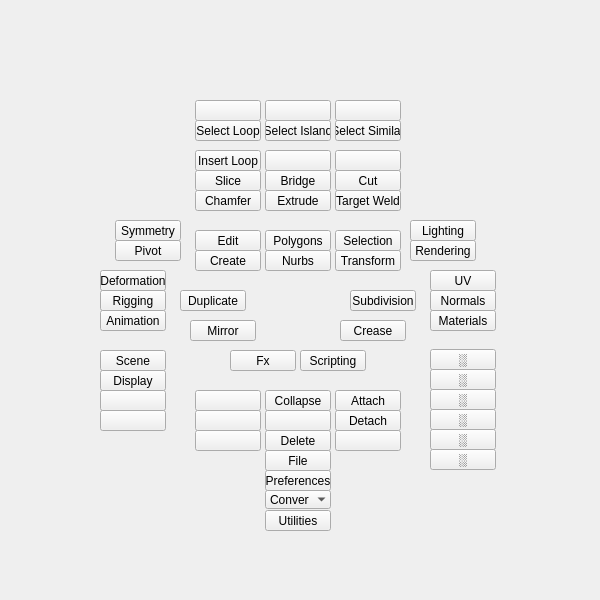
This is ui/main.ui in m3trik/Scripts_portable as Qt 5 draws it before an edit. The edited form follows.
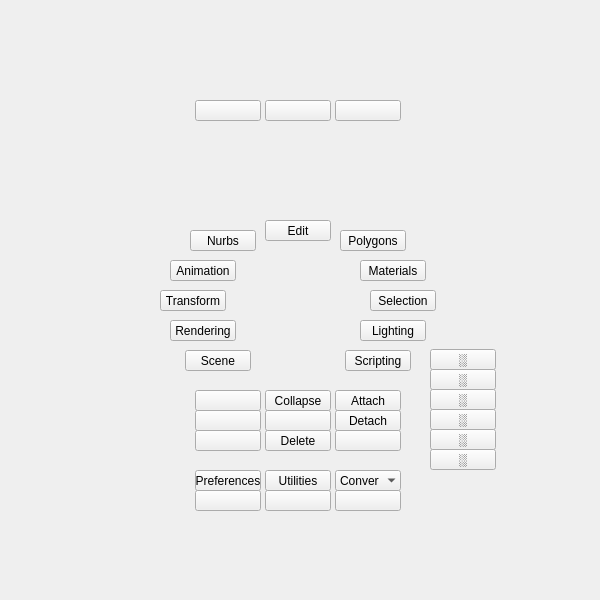
This is the edited form. Custom widgets are drawn as their Qt base class.

What changed in the file:
```diff
--- a/ui/main.ui
+++ b/ui/main.ui
@@ -59,118 +59,6 @@
      <verstretch>0</verstretch>
     </sizepolicy>
    </property>
-   <widget class="QPushButton" name="i007">
-    <property name="geometry">
-     <rect>
-      <x>195</x>
-      <y>230</y>
-      <width>66</width>
-      <height>21</height>
-     </rect>
-    </property>
-    <property name="minimumSize">
-     <size>
-      <width>0</width>
-      <height>21</height>
-     </size>
-    </property>
-    <property name="maximumSize">
-     <size>
-      <width>16777215</width>
-      <height>21</height>
-     </size>
-    </property>
-    <property name="whatsThis">
-     <string>edit</string>
-    </property>
-    <property name="text">
-     <string>Edit</string>
-    </property>
-   </widget>
-   <widget class="QPushButton" name="i010">
-    <property name="geometry">
-     <rect>
-      <x>265</x>
-      <y>230</y>
-      <width>66</width>
-      <height>21</height>
-     </rect>
-    </property>
-    <property name="minimumSize">
-     <size>
-      <width>0</width>
-      <height>21</height>
-     </size>
-    </property>
-    <property name="maximumSize">
-     <size>
-      <width>16777215</width>
-      <height>21</height>
-     </size>
-    </property>
-    <property name="whatsThis">
-     <string>polygons</string>
-    </property>
-    <property name="text">
-     <string>Polygons</string>
-    </property>
-   </widget>
-   <widget class="QPushButton" name="i008">
-    <property name="geometry">
-     <rect>
-      <x>335</x>
-      <y>250</y>
-      <width>66</width>
-      <height>21</height>
-     </rect>
-    </property>
-    <property name="minimumSize">
-     <size>
-      <width>0</width>
-      <height>21</height>
-     </size>
-    </property>
-    <property name="maximumSize">
-     <size>
-      <width>16777215</width>
-      <height>21</height>
-     </size>
-    </property>
-    <property name="whatsThis">
-     <string>transform</string>
-    </property>
-    <property name="text">
-     <string>Transform</string>
-    </property>
-   </widget>
-   <widget class="QPushButton" name="i009">
-    <property name="geometry">
-     <rect>
-      <x>335</x>
-      <y>230</y>
-      <width>66</width>
-      <height>21</height>
-     </rect>
-    </property>
-    <property name="minimumSize">
-     <size>
-      <width>0</width>
-      <height>21</height>
-     </size>
-    </property>
-    <property name="maximumSize">
-     <size>
-      <width>16777215</width>
-      <height>21</height>
-     </size>
-    </property>
-    <property name="whatsThis">
-     <string>selection</string>
-    </property>
-    <property name="text">
-     <string>Selection</string>
-    </property>
-   </widget>
    <widget class="QWidget" name="r001" native="true">
     <property name="geometry">
      <rect>
@@ -442,90 +330,6 @@
       <height>141</height>
      </rect>
     </property>
-    <widget class="QPushButton" name="v022">
-     <property name="geometry">
-      <rect>
-       <x>140</x>
-       <y>120</y>
-       <width>66</width>
-       <height>21</height>
-      </rect>
-     </property>
-     <property name="minimumSize">
-      <size>
-       <width>0</width>
-       <height>21</height>
-      </size>
-     </property>
-     <property name="maximumSize">
-      <size>
-       <width>16777215</width>
-       <height>21</height>
-      </size>
-     </property>
-     <property name="toolTip">
-      <string/>
-     </property>
-     <property name="text">
-      <string>Select Similar</string>
-     </property>
-    </widget>
-    <widget class="QPushButton" name="v023">
-     <property name="geometry">
-      <rect>
-       <x>70</x>
-       <y>120</y>
-       <width>66</width>
-       <height>21</height>
-      </rect>
-     </property>
-     <property name="minimumSize">
-      <size>
-       <width>0</width>
-       <height>21</height>
-      </size>
-     </property>
-     <property name="maximumSize">
-      <size>
-       <width>16777215</width>
-       <height>21</height>
-      </size>
-     </property>
-     <property name="toolTip">
-      <string/>
-     </property>
-     <property name="text">
-      <string>Select Island</string>
-     </property>
-    </widget>
-    <widget class="QPushButton" name="v007">
-     <property name="geometry">
-      <rect>
-       <x>0</x>
-       <y>120</y>
-       <width>66</width>
-       <height>21</height>
-      </rect>
-     </property>
-     <property name="minimumSize">
-      <size>
-       <width>0</width>
-       <height>21</height>
-      </size>
-     </property>
-     <property name="maximumSize">
-      <size>
-       <width>16777215</width>
-       <height>21</height>
-      </size>
-     </property>
-     <property name="toolTip">
-      <string/>
-     </property>
-     <property name="text">
-      <string>Select Loop</string>
-     </property>
-    </widget>
     <widget class="QPushButton" name="v030">
      <property name="geometry">
       <rect>
@@ -615,70 +419,11 @@
     <property name="geometry">
      <rect>
       <x>0</x>
-      <y>0</y>
+      <y>30</y>
       <width>196</width>
-      <height>261</height>
+      <height>231</height>
      </rect>
     </property>
-    <widget class="QPushButton" name="i029">
-     <property name="geometry">
-      <rect>
-       <x>115</x>
-       <y>240</y>
-       <width>66</width>
-       <height>21</height>
-      </rect>
-     </property>
-     <property name="minimumSize">
-      <size>
-       <width>0</width>
-       <height>21</height>
-      </size>
-     </property>
-     <property name="maximumSize">
-      <size>
-       <width>16777215</width>
-       <height>21</height>
-      </size>
-     </property>
-     <property name="toolTip">
-      <string/>
-     </property>
-     <property name="whatsThis">
-      <string>pivot</string>
-     </property>
-     <property name="text">
-      <string>Pivot</string>
-     </property>
-    </widget>
-    <widget class="QPushButton" name="i021">
-     <property name="geometry">
-      <rect>
-       <x>115</x>
-       <y>220</y>
-       <width>66</width>
-       <height>21</height>
-      </rect>
-     </property>
-     <property name="minimumSize">
-      <size>
-       <width>0</width>
-       <height>21</height>
-      </size>
-     </property>
-     <property name="maximumSize">
-      <size>
-       <width>16777215</width>
-       <height>21</height>
-      </size>
-     </property>
-     <property name="whatsThis">
-      <string>symmetry</string>
-     </property>
-     <property name="text">
-      <string>Symmetry</string>
-     </property>
-    </widget>
    </widget>
    <widget class="QWidget" name="r006" native="true">
     <property name="geometry">
@@ -689,115 +434,6 @@
       <height>241</height>
      </rect>
     </property>
-    <widget class="QPushButton" name="v021">
-     <property name="geometry">
-      <rect>
-       <x>100</x>
-       <y>60</y>
-       <width>66</width>
-       <height>21</height>
-      </rect>
-     </property>
-     <property name="minimumSize">
-      <size>
-       <width>0</width>
-       <height>21</height>
-      </size>
-     </property>
-     <property name="maximumSize">
-      <size>
-       <width>16777215</width>
-       <height>21</height>
-      </size>
-     </property>
-     <property name="toolTip">
-      <string/>
-     </property>
-    </widget>
-    <widget class="QPushButton" name="v013">
-     <property name="geometry">
-      <rect>
-       <x>100</x>
-       <y>40</y>
-       <width>66</width>
-       <height>21</height>
-      </rect>
-     </property>
-     <property name="minimumSize">
-      <size>
-       <width>0</width>
-       <height>21</height>
-      </size>
-     </property>
-     <property name="maximumSize">
-      <size>
-       <width>16777215</width>
-       <height>21</height>
-      </size>
-     </property>
-     <property name="toolTip">
-      <string/>
-     </property>
-     <property name="text">
-      <string/>
-     </property>
-    </widget>
-    <widget class="QPushButton" name="i003">
-     <property name="geometry">
-      <rect>
-       <x>100</x>
-       <y>0</y>
-       <width>66</width>
-       <height>21</height>
-      </rect>
-     </property>
-     <property name="minimumSize">
-      <size>
-       <width>0</width>
-       <height>21</height>
-      </size>
-     </property>
-     <property name="maximumSize">
-      <size>
-       <width>16777215</width>
-       <height>21</height>
-      </size>
-     </property>
-     <property name="whatsThis">
-      <string>scene</string>
-     </property>
-     <property name="text">
-      <string>Scene</string>
-     </property>
-    </widget>
-    <widget class="QPushButton" name="i032">
-     <property name="geometry">
-      <rect>
-       <x>100</x>
-       <y>20</y>
-       <width>66</width>
-       <height>21</height>
-      </rect>
-     </property>
-     <property name="minimumSize">
-      <size>
-       <width>0</width>
-       <height>21</height>
-      </size>
-     </property>
-     <property name="maximumSize">
-      <size>
-       <width>16777215</width>
-       <height>21</height>
-      </size>
-     </property>
-     <property name="whatsThis">
-      <string>display</string>
-     </property>
-     <property name="text">
-      <string>Display</string>
-     </property>
-    </widget>
    </widget>
    <widget class="QWidget" name="r007" native="true">
     <property name="geometry">
@@ -989,93 +625,6 @@
     <property name="layoutDirection">
      <enum>Qt::RightToLeft</enum>
     </property>
-    <widget class="QPushButton" name="i016">
-     <property name="geometry">
-      <rect>
-       <x>100</x>
-       <y>30</y>
-       <width>66</width>
-       <height>21</height>
-      </rect>
-     </property>
-     <property name="minimumSize">
-      <size>
-       <width>0</width>
-       <height>21</height>
-      </size>
-     </property>
-     <property name="maximumSize">
-      <size>
-       <width>16777215</width>
-       <height>21</height>
-      </size>
-     </property>
-     <property name="whatsThis">
-      <string>rigging</string>
-     </property>
-     <property name="text">
-      <string>Rigging</string>
-     </property>
-    </widget>
-    <widget class="QPushButton" name="i013">
-     <property name="geometry">
-      <rect>
-       <x>100</x>
-       <y>50</y>
-       <width>66</width>
-       <height>21</height>
-      </rect>
-     </property>
-     <property name="minimumSize">
-      <size>
-       <width>0</width>
-       <height>21</height>
-      </size>
-     </property>
-     <property name="maximumSize">
-      <size>
-       <width>16777215</width>
-       <height>21</height>
-      </size>
-     </property>
-     <property name="whatsThis">
-      <string>animation</string>
-     </property>
-     <property name="text">
-      <string>Animation</string>
-     </property>
-    </widget>
-    <widget class="QPushButton" name="v020">
-     <property name="geometry">
-      <rect>
-       <x>100</x>
-       <y>10</y>
-       <width>66</width>
-       <height>21</height>
-      </rect>
-     </property>
-     <property name="minimumSize">
-      <size>
-       <width>0</width>
-       <height>21</height>
-      </size>
-     </property>
-     <property name="maximumSize">
-      <size>
-       <width>16777215</width>
-       <height>21</height>
-      </size>
-     </property>
-     <property name="toolTip">
-      <string/>
-     </property>
-     <property name="whatsThis">
-      <string>deformation</string>
-     </property>
-     <property name="text">
-      <string>Deformation</string>
-     </property>
-    </widget>
    </widget>
    <widget class="QWidget" name="r003" native="true">
     <property name="geometry">
@@ -1086,90 +635,6 @@
       <height>81</height>
      </rect>
     </property>
-    <widget class="QPushButton" name="i005">
-     <property name="geometry">
-      <rect>
-       <x>5</x>
-       <y>30</y>
-       <width>66</width>
-       <height>21</height>
-      </rect>
-     </property>
-     <property name="minimumSize">
-      <size>
-       <width>0</width>
-       <height>21</height>
-      </size>
-     </property>
-     <property name="maximumSize">
-      <size>
-       <width>16777215</width>
-       <height>21</height>
-      </size>
-     </property>
-     <property name="whatsThis">
-      <string>normals</string>
-     </property>
-     <property name="text">
-      <string>Normals</string>
-     </property>
-    </widget>
-    <widget class="QPushButton" name="i018">
-     <property name="geometry">
-      <rect>
-       <x>5</x>
-       <y>10</y>
-       <width>66</width>
-       <height>21</height>
-      </rect>
-     </property>
-     <property name="minimumSize">
-      <size>
-       <width>0</width>
-       <height>21</height>
-      </size>
-     </property>
-     <property name="maximumSize">
-      <size>
-       <width>16777215</width>
-       <height>21</height>
-      </size>
-     </property>
-     <property name="whatsThis">
-      <string>uv</string>
-     </property>
-     <property name="text">
-      <string>UV</string>
-     </property>
-    </widget>
-    <widget class="QPushButton" name="i012">
-     <property name="geometry">
-      <rect>
-       <x>5</x>
-       <y>50</y>
-       <width>66</width>
-       <height>21</height>
-      </rect>
-     </property>
-     <property name="minimumSize">
-      <size>
-       <width>0</width>
-       <height>21</height>
-      </size>
-     </property>
-     <property name="maximumSize">
-      <size>
-       <width>16777215</width>
-       <height>21</height>
-      </size>
-     </property>
-     <property name="whatsThis">
-      <string>materials</string>
-     </property>
-     <property name="text">
-      <string>Materials</string>
-     </property>
-    </widget>
    </widget>
    <widget class="QWidget" name="r000" native="true">
     <property name="geometry">
@@ -1180,362 +645,26 @@
       <height>61</height>
      </rect>
     </property>
-    <widget class="QPushButton" name="v006">
-     <property name="geometry">
-      <rect>
-       <x>0</x>
-       <y>0</y>
-       <width>66</width>
-       <height>21</height>
-      </rect>
-     </property>
-     <property name="minimumSize">
-      <size>
-       <width>0</width>
-       <height>21</height>
-      </size>
-     </property>
-     <property name="maximumSize">
-      <size>
-       <width>16777215</width>
-       <height>21</height>
-      </size>
-     </property>
-     <property name="toolTip">
-      <string/>
-     </property>
-     <property name="text">
-      <string>Insert Loop</string>
-     </property>
-    </widget>
-    <widget class="QPushButton" name="v014">
-     <property name="geometry">
-      <rect>
-       <x>140</x>
-       <y>0</y>
-       <width>66</width>
-       <height>21</height>
-      </rect>
-     </property>
-     <property name="minimumSize">
-      <size>
-       <width>0</width>
-       <height>21</height>
-      </size>
-     </property>
-     <property name="maximumSize">
-      <size>
-       <width>16777215</width>
-       <height>21</height>
-      </size>
-     </property>
-     <property name="toolTip">
-      <string/>
-     </property>
-     <property name="text">
-      <string/>
-     </property>
-    </widget>
-    <widget class="QPushButton" name="v003">
-     <property name="geometry">
-      <rect>
-       <x>0</x>
-       <y>20</y>
-       <width>66</width>
-       <height>21</height>
-      </rect>
-     </property>
-     <property name="minimumSize">
-      <size>
-       <width>0</width>
-       <height>21</height>
-      </size>
-     </property>
-     <property name="maximumSize">
-      <size>
-       <width>16777215</width>
-       <height>21</height>
-      </size>
-     </property>
-     <property name="toolTip">
-      <string>Delete</string>
-     </property>
-     <property name="text">
-      <string>Slice</string>
-     </property>
-    </widget>
-    <widget class="QPushButton" name="v001">
-     <property name="geometry">
-      <rect>
-       <x>70</x>
-       <y>20</y>
-       <width>66</width>
-       <height>21</height>
-      </rect>
-     </property>
-     <property name="minimumSize">
-      <size>
-       <width>0</width>
-       <height>21</height>
-      </size>
-     </property>
-     <property name="maximumSize">
-      <size>
-       <width>16777215</width>
-       <height>21</height>
-      </size>
-     </property>
-     <property name="toolTip">
-      <string>Bridge</string>
-     </property>
-     <property name="text">
-      <string>Bridge</string>
-     </property>
-    </widget>
-    <widget class="QPushButton" name="v002">
-     <property name="geometry">
-      <rect>
-       <x>140</x>
-       <y>20</y>
-       <width>66</width>
-       <height>21</height>
-      </rect>
-     </property>
-     <property name="minimumSize">
-      <size>
-       <width>0</width>
-       <height>21</height>
-      </size>
-     </property>
-     <property name="maximumSize">
-      <size>
-       <width>16777215</width>
-       <height>21</height>
-      </size>
-     </property>
-     <property name="toolTip">
-      <string>Multi-Cut</string>
-     </property>
-     <property name="text">
-      <string>Cut</string>
-     </property>
-    </widget>
-    <widget class="QPushButton" name="v010">
-     <property name="geometry">
-      <rect>
-       <x>0</x>
-       <y>40</y>
-       <width>66</width>
-       <height>21</height>
-      </rect>
-     </property>
-     <property name="minimumSize">
-      <size>
-       <width>0</width>
-       <height>21</height>
-      </size>
-     </property>
-     <property name="maximumSize">
-      <size>
-       <width>16777215</width>
-       <height>21</height>
-      </size>
-     </property>
-     <property name="toolTip">
-      <string/>
-     </property>
-     <property name="text">
-      <string>Chamfer</string>
-     </property>
-    </widget>
-    <widget class="QPushButton" name="v000">
-     <property name="geometry">
-      <rect>
-       <x>70</x>
-       <y>40</y>
-       <width>66</width>
-       <height>21</height>
-      </rect>
-     </property>
-     <property name="minimumSize">
-      <size>
-       <width>0</width>
-       <height>21</height>
-      </size>
-     </property>
-     <property name="maximumSize">
-      <size>
-       <width>16777215</width>
-       <height>21</height>
-      </size>
-     </property>
-     <property name="toolTip">
-      <string>Extrude</string>
-     </property>
-     <property name="text">
-      <string>Extrude</string>
-     </property>
-    </widget>
-    <widget class="QPushButton" name="v011">
-     <property name="geometry">
-      <rect>
-       <x>140</x>
-       <y>40</y>
-       <width>66</width>
-       <height>21</height>
-      </rect>
-     </property>
-     <property name="minimumSize">
-      <size>
-       <width>0</width>
-       <height>21</height>
-      </size>
-     </property>
-     <property name="maximumSize">
-      <size>
-       <width>16777215</width>
-       <height>21</height>
-      </size>
-     </property>
-     <property name="toolTip">
-      <string/>
-     </property>
-     <property name="text">
-      <string>Target Weld</string>
-     </property>
-    </widget>
-    <widget class="QPushButton" name="v012">
-     <property name="geometry">
-      <rect>
-       <x>70</x>
-       <y>0</y>
-       <width>66</width>
-       <height>21</height>
-      </rect>
-     </property>
-     <property name="minimumSize">
-      <size>
-       <width>0</width>
-       <height>21</height>
-      </size>
-     </property>
-     <property name="maximumSize">
-      <size>
-       <width>16777215</width>
-       <height>21</height>
-      </size>
-     </property>
-     <property name="toolTip">
-      <string/>
-     </property>
-    </widget>
    </widget>
    <widget class="QWidget" name="r008" native="true">
     <property name="geometry">
      <rect>
       <x>400</x>
-      <y>0</y>
+      <y>30</y>
       <width>201</width>
-      <height>261</height>
+      <height>231</height>
      </rect>
     </property>
-    <widget class="QPushButton" name="i014">
-     <property name="geometry">
-      <rect>
-       <x>10</x>
-       <y>220</y>
-       <width>66</width>
-       <height>21</height>
-      </rect>
-     </property>
-     <property name="minimumSize">
-      <size>
-       <width>0</width>
-       <height>21</height>
-      </size>
-     </property>
-     <property name="maximumSize">
-      <size>
-       <width>16777215</width>
-       <height>21</height>
-      </size>
-     </property>
-     <property name="whatsThis">
-      <string>lighting</string>
-     </property>
-     <property name="text">
-      <string>Lighting</string>
-     </property>
-    </widget>
-    <widget class="QPushButton" name="i015">
-     <property name="geometry">
-      <rect>
-       <x>10</x>
-       <y>240</y>
-       <width>66</width>
-       <height>21</height>
-      </rect>
-     </property>
-     <property name="minimumSize">
-      <size>
-       <width>0</width>
-       <height>21</height>
-      </size>
-     </property>
-     <property name="maximumSize">
-      <size>
-       <width>16777215</width>
-       <height>21</height>
-      </size>
-     </property>
-     <property name="whatsThis">
-      <string>rendering</string>
-     </property>
-     <property name="text">
-      <string>Rendering</string>
-     </property>
-    </widget>
    </widget>
    <widget class="QWidget" name="r009" native="true">
     <property name="geometry">
      <rect>
-      <x>265</x>
+      <x>195</x>
       <y>450</y>
-      <width>156</width>
+      <width>206</width>
       <height>151</height>
      </rect>
     </property>
-    <widget class="QPushButton" name="i017">
-     <property name="geometry">
-      <rect>
-       <x>0</x>
-       <y>0</y>
-       <width>66</width>
-       <height>21</height>
-      </rect>
-     </property>
-     <property name="minimumSize">
-      <size>
-       <width>0</width>
-       <height>21</height>
-      </size>
-     </property>
-     <property name="maximumSize">
-      <size>
-       <width>16777215</width>
-       <height>21</height>
-      </size>
-     </property>
-     <property name="toolTip">
-      <string/>
-     </property>
-     <property name="whatsThis">
-      <string>file</string>
-     </property>
-     <property name="text">
-      <string>File</string>
-     </property>
-    </widget>
     <widget class="QPushButton" name="i022">
      <property name="geometry">
       <rect>
@@ -1570,8 +699,8 @@
     <widget class="QPushButton" name="i020">
      <property name="geometry">
       <rect>
-       <x>0</x>
-       <y>60</y>
+       <x>70</x>
+       <y>20</y>
        <width>66</width>
        <height>21</height>
       </rect>
@@ -1601,22 +730,22 @@
     <widget class="QComboBox_Popup" name="cmb001">
      <property name="geometry">
       <rect>
-       <x>0</x>
-       <y>40</y>
+       <x>140</x>
+       <y>20</y>
        <width>66</width>
-       <height>19</height>
+       <height>21</height>
       </rect>
      </property>
      <property name="minimumSize">
       <size>
        <width>66</width>
-       <height>0</height>
+       <height>21</height>
       </size>
      </property>
      <property name="maximumSize">
       <size>
-       <width>121</width>
-       <height>19</height>
+       <width>66</width>
+       <height>21</height>
       </size>
      </property>
      <property name="maxVisibleItems">
@@ -1634,12 +763,36 @@
       </property>
      </item>
     </widget>
-   </widget>
-   <widget class="QPushButton" name="i006">
+    <widget class="QPushButton" name="v021">
+     <property name="geometry">
+      <rect>
+       <x>70</x>
+       <y>40</y>
+       <width>66</width>
+       <height>21</height>
+      </rect>
+     </property>
+     <property name="minimumSize">
+      <size>
+       <width>0</width>
+       <height>21</height>
+      </size>
+     </property>
+     <property name="maximumSize">
+      <size>
+       <width>16777215</width>
+       <height>21</height>
+      </size>
+     </property>
+     <property name="toolTip">
+      <string/>
+     </property>
+    </widget>
+    <widget class="QPushButton" name="v013">
     <property name="geometry">
      <rect>
-      <x>195</x>
-      <y>250</y>
+       <x>140</x>
+       <y>40</y>
       <width>66</width>
       <height>21</height>
      </rect>
@@ -1660,14 +813,52 @@
      <string>create</string>
     </property>
     <property name="text">
-     <string>Create</string>
-    </property>
-   </widget>
-   <widget class="QPushButton" name="i025">
+      <string/>
+     </property>
+    </widget>
+    <widget class="QPushButton" name="v013_2">
+     <property name="geometry">
+      <rect>
+       <x>0</x>
+       <y>40</y>
+       <width>66</width>
+       <height>21</height>
+      </rect>
+     </property>
+     <property name="minimumSize">
+      <size>
+       <width>0</width>
+       <height>21</height>
+      </size>
+     </property>
+     <property name="maximumSize">
+      <size>
+       <width>16777215</width>
+       <height>21</height>
+      </size>
+     </property>
+     <property name="toolTip">
+      <string/>
+     </property>
+     <property name="text">
+      <string/>
+     </property>
+    </widget>
+   </widget>
+   <widget class="QWidget" name="widget" native="true">
+    <property name="geometry">
+     <rect>
+      <x>160</x>
+      <y>220</y>
+      <width>276</width>
+      <height>161</height>
+     </rect>
+    </property>
+    <widget class="QPushButton" name="i010">
     <property name="geometry">
      <rect>
       <x>180</x>
-      <y>290</y>
+       <y>10</y>
       <width>66</width>
       <height>21</height>
      </rect>
@@ -1691,14 +882,14 @@
      <string>duplicate</string>
     </property>
     <property name="text">
-     <string>Duplicate</string>
-    </property>
-   </widget>
-   <widget class="QPushButton" name="i019">
+      <string>Polygons</string>
+     </property>
+    </widget>
+    <widget class="QPushButton" name="i012">
     <property name="geometry">
      <rect>
-      <x>190</x>
-      <y>320</y>
+       <x>200</x>
+       <y>40</y>
       <width>66</width>
       <height>21</height>
      </rect>
@@ -1715,21 +906,46 @@
       <height>21</height>
      </size>
     </property>
-    <property name="toolTip">
-     <string/>
-    </property>
+     <property name="whatsThis">
+      <string>materials</string>
+     </property>
+     <property name="text">
+      <string>Materials</string>
+     </property>
+    </widget>
+    <widget class="QPushButton" name="i013">
+     <property name="geometry">
+      <rect>
+       <x>10</x>
+       <y>40</y>
+       <width>66</width>
+       <height>21</height>
+      </rect>
+     </property>
+     <property name="minimumSize">
+      <size>
+       <width>0</width>
+       <height>21</height>
+      </size>
+     </property>
+     <property name="maximumSize">
+      <size>
+       <width>16777215</width>
+       <height>21</height>
+      </size>
+     </property>
     <property name="whatsThis">
      <string>mirror</string>
     </property>
     <property name="text">
-     <string>Mirror</string>
-    </property>
-   </widget>
-   <widget class="QPushButton" name="i004">
+      <string>Animation</string>
+     </property>
+    </widget>
+    <widget class="QPushButton" name="i009">
     <property name="geometry">
      <rect>
-      <x>350</x>
-      <y>290</y>
+       <x>210</x>
+       <y>70</y>
       <width>66</width>
       <height>21</height>
      </rect>
@@ -1750,14 +966,14 @@
      <string>subdivision</string>
     </property>
     <property name="text">
-     <string>Subdivision</string>
-    </property>
-   </widget>
-   <widget class="QPushButton" name="i026">
+      <string>Selection</string>
+     </property>
+    </widget>
+    <widget class="QPushButton" name="i008">
     <property name="geometry">
      <rect>
-      <x>340</x>
-      <y>320</y>
+       <x>0</x>
+       <y>70</y>
       <width>66</width>
       <height>21</height>
      </rect>
@@ -1774,21 +990,46 @@
       <height>21</height>
      </size>
     </property>
-    <property name="toolTip">
-     <string/>
-    </property>
+     <property name="whatsThis">
+      <string>transform</string>
+     </property>
+     <property name="text">
+      <string>Transform</string>
+     </property>
+    </widget>
+    <widget class="QPushButton" name="i007">
+     <property name="geometry">
+      <rect>
+       <x>105</x>
+       <y>0</y>
+       <width>66</width>
+       <height>21</height>
+      </rect>
+     </property>
+     <property name="minimumSize">
+      <size>
+       <width>0</width>
+       <height>21</height>
+      </size>
+     </property>
+     <property name="maximumSize">
+      <size>
+       <width>16777215</width>
+       <height>21</height>
+      </size>
+     </property>
     <property name="whatsThis">
      <string>crease</string>
     </property>
     <property name="text">
-     <string>Crease</string>
+      <string>Edit</string>
     </property>
    </widget>
    <widget class="QPushButton" name="i011">
     <property name="geometry">
      <rect>
-      <x>265</x>
-      <y>250</y>
+       <x>30</x>
+       <y>10</y>
       <width>66</width>
       <height>21</height>
      </rect>
@@ -1812,11 +1053,11 @@
      <string>Nurbs</string>
     </property>
    </widget>
-   <widget class="QPushButton" name="i024">
+    <widget class="QPushButton" name="i014">
     <property name="geometry">
      <rect>
-      <x>230</x>
-      <y>350</y>
+       <x>200</x>
+       <y>100</y>
       <width>66</width>
       <height>21</height>
      </rect>
@@ -1837,14 +1078,42 @@
      <string>fx</string>
     </property>
     <property name="text">
-     <string>Fx</string>
+      <string>Lighting</string>
+     </property>
+    </widget>
+    <widget class="QPushButton" name="i015">
+     <property name="geometry">
+      <rect>
+       <x>10</x>
+       <y>100</y>
+       <width>66</width>
+       <height>21</height>
+      </rect>
+     </property>
+     <property name="minimumSize">
+      <size>
+       <width>0</width>
+       <height>21</height>
+      </size>
+     </property>
+     <property name="maximumSize">
+      <size>
+       <width>16777215</width>
+       <height>21</height>
+      </size>
+     </property>
+     <property name="whatsThis">
+      <string>rendering</string>
+     </property>
+     <property name="text">
+      <string>Rendering</string>
     </property>
    </widget>
    <widget class="QPushButton" name="i023">
     <property name="geometry">
      <rect>
-      <x>300</x>
-      <y>350</y>
+       <x>185</x>
+       <y>130</y>
       <width>66</width>
       <height>21</height>
      </rect>
@@ -1868,10 +1137,52 @@
      <string>Scripting</string>
     </property>
    </widget>
-   <zorder>i026</zorder>
-   <zorder>i004</zorder>
-   <zorder>i019</zorder>
-   <zorder>i025</zorder>
+    <widget class="QPushButton" name="i003">
+     <property name="geometry">
+      <rect>
+       <x>25</x>
+       <y>130</y>
+       <width>66</width>
+       <height>21</height>
+      </rect>
+     </property>
+     <property name="minimumSize">
+      <size>
+       <width>0</width>
+       <height>21</height>
+      </size>
+     </property>
+     <property name="maximumSize">
+      <size>
+       <width>16777215</width>
+       <height>21</height>
+      </size>
+     </property>
+     <property name="whatsThis">
+      <string>scene</string>
+     </property>
+     <property name="text">
+      <string>Scene</string>
+     </property>
+    </widget>
+   </widget>
+   <widget class="QStackedWidget" name="stackedWidget">
+    <property name="geometry">
+     <rect>
+      <x>0</x>
+      <y>0</y>
+      <width>596</width>
+      <height>601</height>
+     </rect>
+    </property>
+    <property name="currentIndex">
+     <number>1</number>
+    </property>
+    <widget class="QWidget" name="page_5"/>
+    <widget class="QWidget" name="page_6"/>
+   </widget>
+   <zorder>stackedWidget</zorder>
+   <zorder>widget</zorder>
    <zorder>r000</zorder>
    <zorder>r006</zorder>
    <zorder>r007</zorder>
```
Left out of the diff: 25 changed lines with no effect on the pictures. Lines whose indentation alone changed are shown as unchanged.
